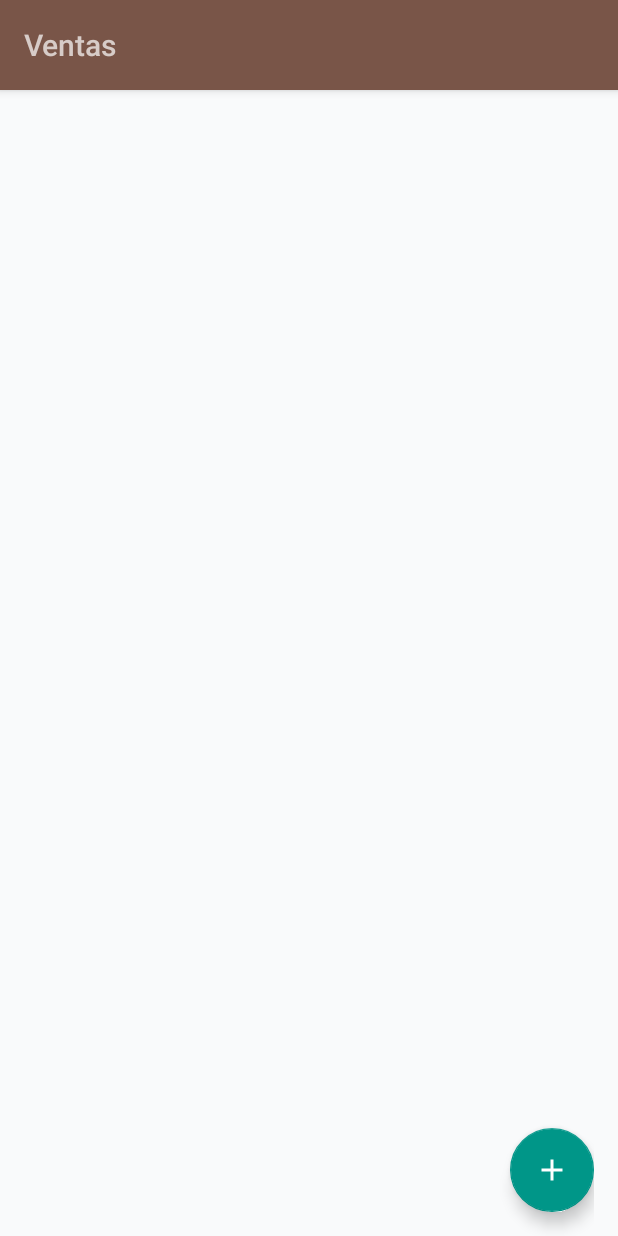
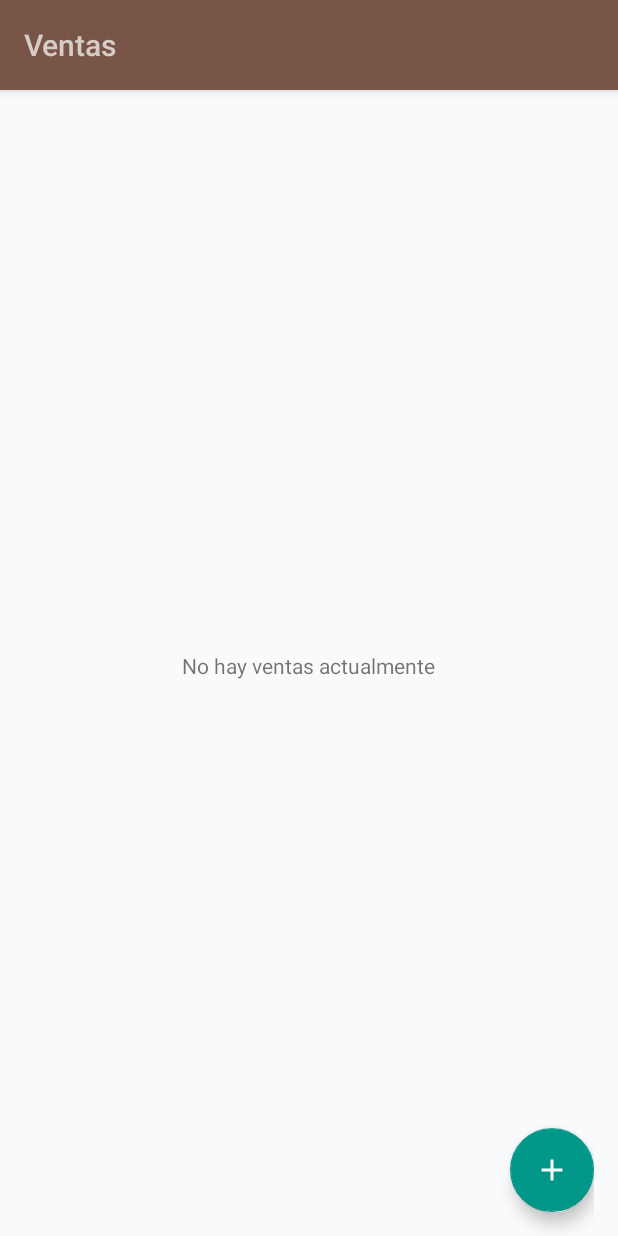
Before and after one commit to hiramcastrod/hiram-vendimia, an Android app: the screen it shows after launch (MainActivity), on a phone screen of 412 x 824 dp. Run offline under Robolectric (Android 15) with nearby library versions, the phone set to English and light mode, and no system bars; our stand-ins replace Volley.

Commit message:
fix bug reset arraylist

```diff
--- a/app/src/main/java/hiram/vendimia/activities/PopUpActivity.java
+++ b/app/src/main/java/hiram/vendimia/activities/PopUpActivity.java
@@ -119,7 +119,7 @@ public class PopUpActivity extends AppCompatActivity {
     }
 
     public ArrayList<Cart> loadCartList(){
-        SharedPreferences sharedPreferences = getSharedPreferences("sales", MODE_PRIVATE);
+        SharedPreferences sharedPreferences = getSharedPreferences(LocalDictionary.SALES, MODE_PRIVATE);
         Gson gson = new Gson();
         String json = sharedPreferences.getString("cart list", null);
         Type type = new TypeToken<ArrayList<Cart>>() {}.getType();
--- a/app/src/main/java/hiram/vendimia/activities/SelectClientActivity.java
+++ b/app/src/main/java/hiram/vendimia/activities/SelectClientActivity.java
@@ -101,17 +101,19 @@ public class SelectClientActivity extends AppCompatActivity {
         SharedPreferences.Editor editor = sharedPreferences.edit();
         Gson gson = new Gson();
         String json = gson.toJson(saleList);
-        editor.putString(LocalDictionary.SALES, json);
+        editor.putString("ventas", json);
         editor.apply();
         for(int i = 0; i<saleList.size(); i++)
             System.out.println(saleList);
+
+
 
     }
 
     public ArrayList<Sale> getSaleList() {
         SharedPreferences sharedPreferences = getSharedPreferences(LocalDictionary.SALES, MODE_PRIVATE);
         Gson gson = new Gson();
-        String json = sharedPreferences.getString(LocalDictionary.DICTIONARY_FILE, null);
+        String json = sharedPreferences.getString("ventas", null);
         Type type = new TypeToken<ArrayList<Sale>>() {}.getType();
         saleList = gson.fromJson(json, type);
 
--- a/app/src/main/java/hiram/vendimia/activities/ShoppingCartActivity.java
+++ b/app/src/main/java/hiram/vendimia/activities/ShoppingCartActivity.java
@@ -109,7 +109,7 @@ public class ShoppingCartActivity extends AppCompatActivity {
     }
 
     public ArrayList<Cart> loadCartList(){
-        SharedPreferences sharedPreferences = getSharedPreferences("sales", MODE_PRIVATE);
+        SharedPreferences sharedPreferences = getSharedPreferences(LocalDictionary.SALES, MODE_PRIVATE);
         Gson gson = new Gson();
         String json = sharedPreferences.getString("cart list", null);
         Type type = new TypeToken<ArrayList<Cart>>() {}.getType();
--- a/app/src/main/java/hiram/vendimia/fragments/SalesFragment.java
+++ b/app/src/main/java/hiram/vendimia/fragments/SalesFragment.java
@@ -126,12 +126,14 @@ public class SalesFragment extends Fragment {
     public ArrayList<Sale> getSaleList() {
         SharedPreferences sharedPreferences = getContext().getSharedPreferences(LocalDictionary.SALES, Context.MODE_PRIVATE);
         Gson gson = new Gson();
-        String json = sharedPreferences.getString(LocalDictionary.SALES, null);
+        String json = sharedPreferences.getString("ventas", null);
         Type type = new TypeToken<ArrayList<Sale>>() {}.getType();
         saleList = gson.fromJson(json, type);
 
         if(saleList == null){
             saleList = new ArrayList<>();
+            isgone.setVisibility(View.VISIBLE);
+            isgone.setText("No hay ventas actualmente");
         }
         return saleList;
     }
```
Also changed, not shown: app/src/main/res/layout/cart_viewholder.xml (+0 -7 lines).
